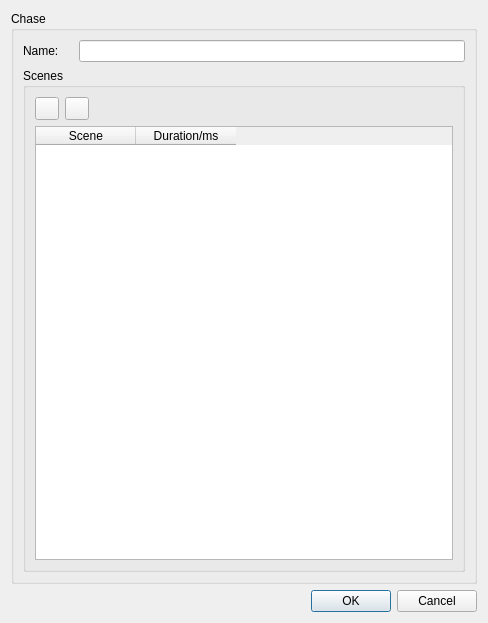
Above: qLights/Forms/dlgChase.ui from AKuhle/aDev before the change. Below: the same form after it.
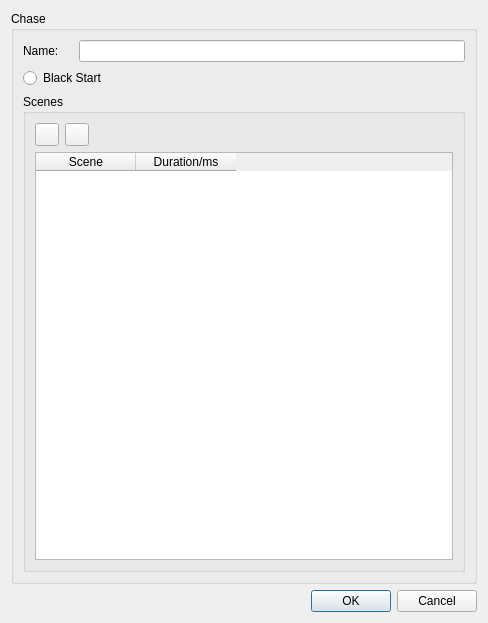
That is the form after the change. Icons and pictures are not drawn.

```diff
--- a/qLights/Forms/dlgChase.ui
+++ b/qLights/Forms/dlgChase.ui
@@ -40,6 +40,13 @@
         </item>
        </layout>
       </item>
+      <item>
+       <widget class="QRadioButton" name="m_pBlackStart">
+        <property name="text">
+         <string>Black Start</string>
+        </property>
+       </widget>
+      </item>
       <item>
        <widget class="QGroupBox" name="groupBox_2">
         <property name="title">
```
